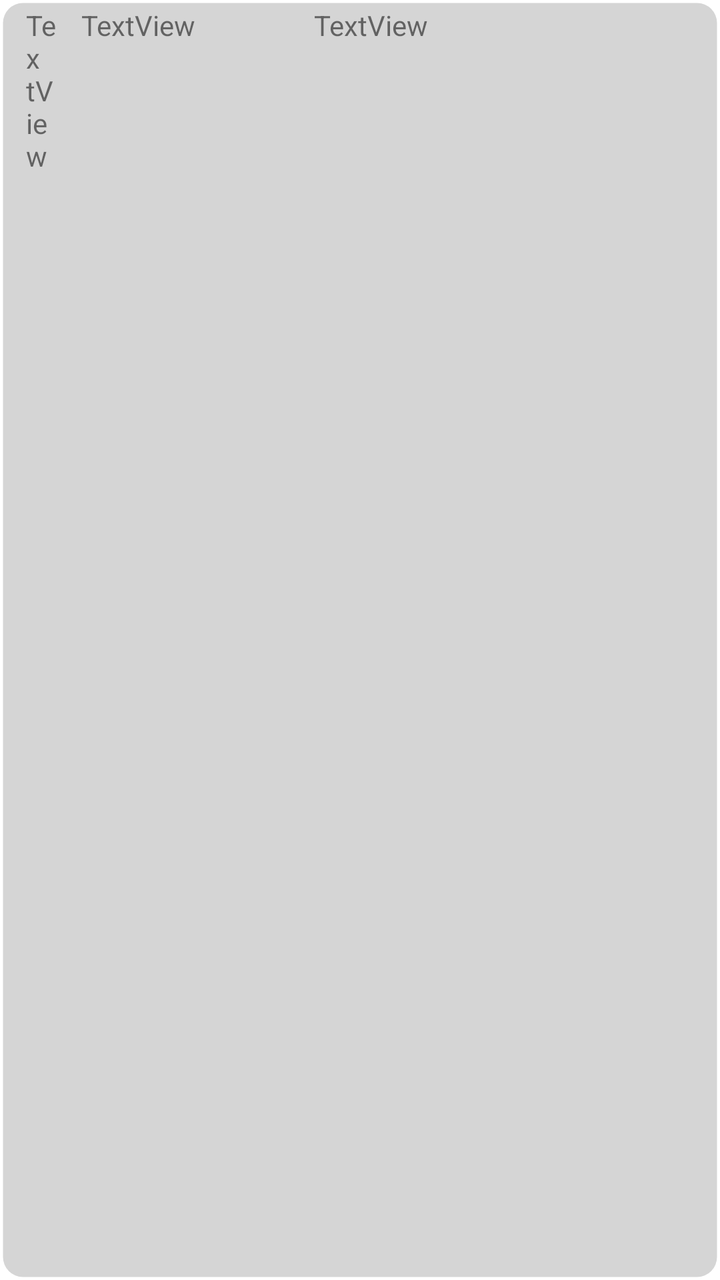
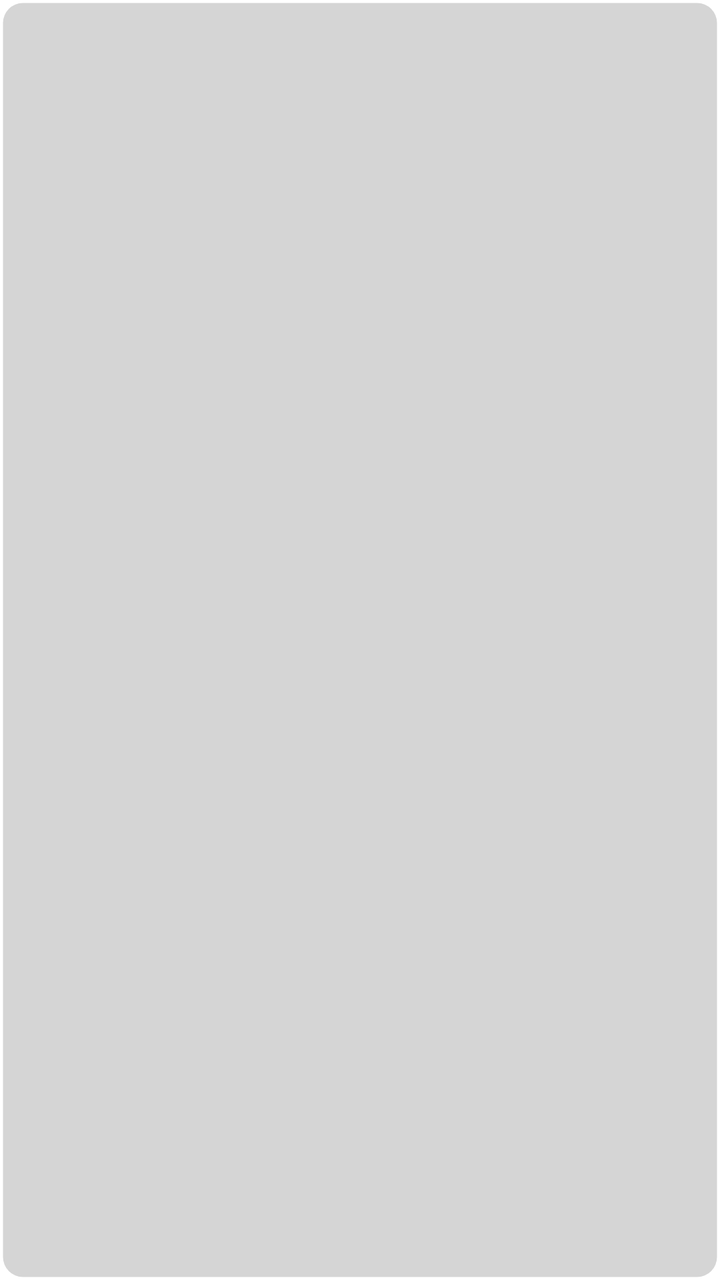

The first picture is an Android layout as it rendered before a commit; the second is the same layout after the commit. The layout source and the unified diff follow.
<!-- AndroidManifest.xml: application theme Theme.NatorePBS2 -->
<!-- res/layout/item_ataglance.xml -->
<?xml version="1.0" encoding="utf-8"?>
<androidx.constraintlayout.widget.ConstraintLayout xmlns:android="http://schemas.android.com/apk/res/android"
    xmlns:app="http://schemas.android.com/apk/res-auto"
    android:layout_width="match_parent"
    android:layout_height="wrap_content"
    android:padding="3dp"
    android:background="@drawable/item_background">

    <TextView
        android:id="@+id/priorityTextView"
        android:layout_width="0dp"
        app:layout_constraintWidth_percent="0.05"
        android:layout_height="wrap_content"
        android:layout_marginStart="10dp"
        android:ellipsize="end"
        android:singleLine="false"
        android:text="TextView"
        app:layout_constraintStart_toStartOf="parent"
        app:layout_constraintEnd_toStartOf="@id/titleTextView"
        app:layout_constraintTop_toTopOf="parent"/>

    <TextView
        android:id="@+id/titleTextView"
        android:layout_width="0dp"
        app:layout_constraintWidth_percent="0.3"
        android:layout_height="wrap_content"
        android:layout_marginStart="10dp"
        android:ellipsize="end"
        android:singleLine="false"
        android:text="TextView"
        app:layout_constraintTop_toTopOf="parent"
        app:layout_constraintEnd_toStartOf="@id/descTextView"
        app:layout_constraintStart_toEndOf="@+id/priorityTextView" />

    <TextView
        android:id="@+id/descTextView"
        android:layout_width="0dp"
        android:ellipsize="end"
        android:singleLine="false"
        android:layout_marginStart="10dp"
        android:layout_height="wrap_content"
        android:layout_marginEnd="10dp"
        android:text="TextView"
        app:layout_constraintStart_toEndOf="@id/titleTextView"
        app:layout_constraintEnd_toEndOf="parent"
        app:layout_constraintTop_toTopOf="parent" />
</androidx.constraintlayout.widget.ConstraintLayout>
<!-- resources referenced by this layout -->
<resources>
  <!-- drawable item_background (drawable) -->
  <?xml version="1.0" encoding="utf-8"?>
  <shape xmlns:android="http://schemas.android.com/apk/res/android">
      <solid android:color="@color/item_background"/>
      <stroke android:width="3dp" android:color="#00000000" />
      <corners android:radius="10dp"/>
      <padding android:left="0dp" android:top="0dp" android:right="0dp" android:bottom="0dp" />
  </shape>
  <style name="Theme.NatorePBS2" parent="Theme.MaterialComponents.DayNight.DarkActionBar">
          
          <item name="colorPrimary">@color/purple_500</item>
          <item name="colorPrimaryVariant">@color/purple_700</item>
          <item name="colorOnPrimary">@color/white</item>
          
          <item name="colorSecondary">@color/teal_200</item>
          <item name="colorSecondaryVariant">@color/teal_700</item>
          <item name="colorOnSecondary">@color/black</item>
          
          <item name="android:statusBarColor" tools:targetApi="l">?attr/colorPrimaryVariant</item>
          
      </style>
  <color name="item_background">#D5D5D5</color>
  <color name="purple_500">#FF6200EE</color>
  <color name="purple_700">#FF3700B3</color>
  <color name="white">#FFFFFFFF</color>
  <color name="teal_200">#FF03DAC5</color>
  <color name="teal_700">#FF018786</color>
  <color name="black">#FF000000</color>
</resources>

<!-- the commit's change to res/layout/item_ataglance.xml (unified diff, before → after) -->
@@ -1,47 +1,56 @@
 <?xml version="1.0" encoding="utf-8"?>
-<androidx.constraintlayout.widget.ConstraintLayout xmlns:android="http://schemas.android.com/apk/res/android"
-    xmlns:app="http://schemas.android.com/apk/res-auto"
-    android:layout_width="match_parent"
-    android:layout_height="wrap_content"
-    android:padding="3dp"
-    android:background="@drawable/item_background">
+<layout xmlns:android="http://schemas.android.com/apk/res/android"
+    xmlns:app="http://schemas.android.com/apk/res-auto">
 
-    <TextView
-        android:id="@+id/priorityTextView"
-        android:layout_width="0dp"
-        app:layout_constraintWidth_percent="0.05"
+    <data>
+        <variable
+            name="information"
+            type="com.galib.natorepbs2.db.Information" />
+    </data>
+
+    <androidx.constraintlayout.widget.ConstraintLayout
+        android:layout_width="match_parent"
         android:layout_height="wrap_content"
-        android:layout_marginStart="10dp"
-        android:ellipsize="end"
-        android:singleLine="false"
-        android:text="TextView"
-        app:layout_constraintStart_toStartOf="parent"
-        app:layout_constraintEnd_toStartOf="@id/titleTextView"
-        app:layout_constraintTop_toTopOf="parent"/>
+        android:padding="3dp"
+        android:background="@drawable/item_background">
 
-    <TextView
-        android:id="@+id/titleTextView"
-        android:layout_width="0dp"
-        app:layout_constraintWidth_percent="0.3"
-        android:layout_height="wrap_content"
-        android:layout_marginStart="10dp"
-        android:ellipsize="end"
-        android:singleLine="false"
-        android:text="TextView"
-        app:layout_constraintTop_toTopOf="parent"
-        app:layout_constraintEnd_toStartOf="@id/descTextView"
-        app:layout_constraintStart_toEndOf="@+id/priorityTextView" />
+        <TextView
+            android:id="@+id/priorityTextView"
+            android:layout_width="0dp"
+            app:layout_constraintWidth_percent="0.05"
+            android:layout_height="wrap_content"
+            android:layout_marginStart="10dp"
+            android:ellipsize="end"
+            android:singleLine="false"
+            android:text="@{Integer.toString(information.priority)}"
+            app:layout_constraintStart_toStartOf="parent"
+            app:layout_constraintEnd_toStartOf="@id/titleTextView"
+            app:layout_constraintTop_toTopOf="parent" />
 
-    <TextView
-        android:id="@+id/descTextView"
-        android:layout_width="0dp"
-        android:ellipsize="end"
-        android:singleLine="false"
-        android:layout_marginStart="10dp"
-        android:layout_height="wrap_content"
-        android:layout_marginEnd="10dp"
-        android:text="TextView"
-        app:layout_constraintStart_toEndOf="@id/titleTextView"
-        app:layout_constraintEnd_toEndOf="parent"
-        app:layout_constraintTop_toTopOf="parent" />
-</androidx.constraintlayout.widget.ConstraintLayout>
+        <TextView
+            android:id="@+id/titleTextView"
+            android:layout_width="0dp"
+            app:layout_constraintWidth_percent="0.3"
+            android:layout_height="wrap_content"
+            android:layout_marginStart="10dp"
+            android:ellipsize="end"
+            android:singleLine="false"
+            android:text="@{information.title}"
+            app:layout_constraintTop_toTopOf="parent"
+            app:layout_constraintEnd_toStartOf="@id/descTextView"
+            app:layout_constraintStart_toEndOf="@+id/priorityTextView" />
+
+        <TextView
+            android:id="@+id/descTextView"
+            android:layout_width="0dp"
+            android:ellipsize="end"
+            android:singleLine="false"
+            android:layout_marginStart="10dp"
+            android:layout_height="wrap_content"
+            android:layout_marginEnd="10dp"
+            android:text="@{information.description}"
+            app:layout_constraintStart_toEndOf="@id/titleTextView"
+            app:layout_constraintEnd_toEndOf="parent"
+            app:layout_constraintTop_toTopOf="parent" />
+    </androidx.constraintlayout.widget.ConstraintLayout>
+</layout>
